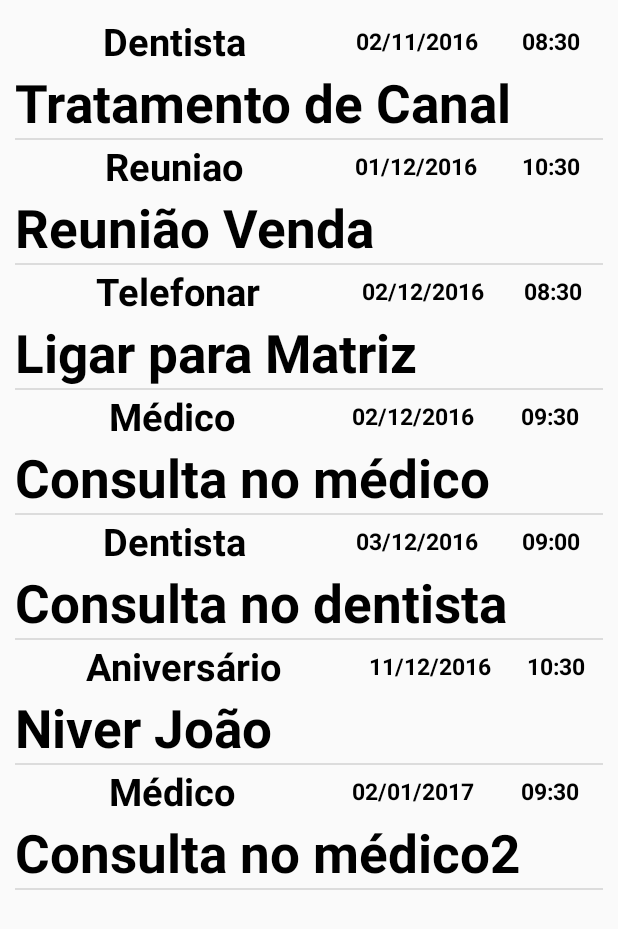
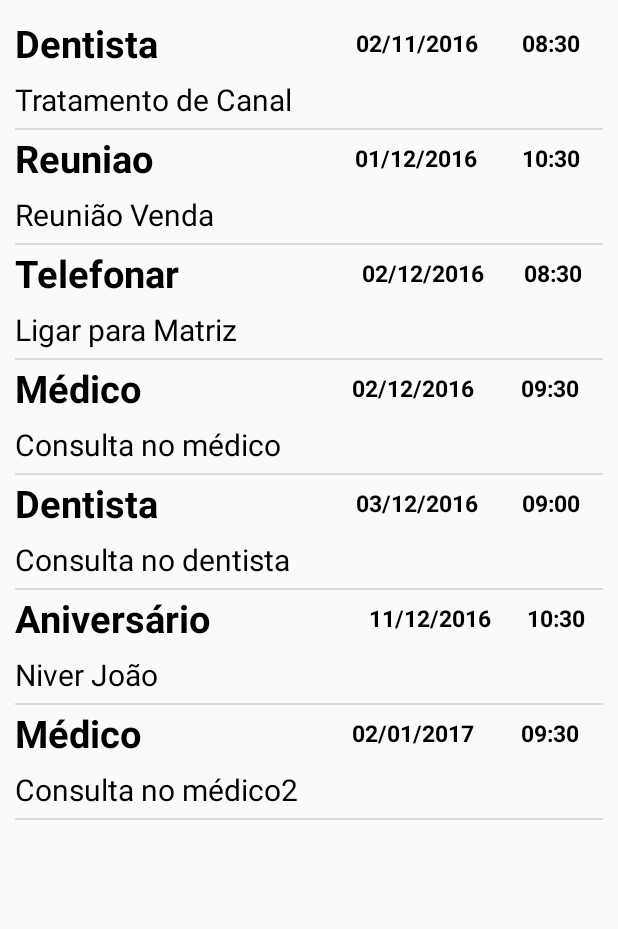
Before and after one commit to ersanbr/Android, an Android app: the ListaCompromissosActivity screen opened directly, with no data from a screen before it, on a phone screen of 412 x 824 dp. Shown: the top 929 px of the screen. Run offline under Robolectric (Android 15) with nearby library versions, the phone set to English and light mode, and no system bars.

Commit message:
Ajuste no layout

```diff
--- a/AgendaProjetoFinal/app/src/main/res/layout/activity_agenda.xml
+++ b/AgendaProjetoFinal/app/src/main/res/layout/activity_agenda.xml
@@ -61,8 +61,7 @@
             android:gravity="center_vertical"
             android:hint="Complemento Compromisso"
             android:textAlignment="center"
-            android:textSize="35sp"
-            android:textStyle="bold" />
+            android:textSize="25sp" />
     </LinearLayout>
 
     <LinearLayout
@@ -135,7 +134,7 @@
             android:layout_width="match_parent"
             android:layout_height="match_parent"
             android:gravity="center_vertical"
-            android:hint="00/00/00"
+            android:hint="00/00/0000"
             android:inputType="date"
             android:textAlignment="center"
             android:textSize="35sp"
--- a/AgendaProjetoFinal/app/src/main/res/layout/activity_main.xml
+++ b/AgendaProjetoFinal/app/src/main/res/layout/activity_main.xml
@@ -20,6 +20,7 @@
             android:textSize="25sp"
             android:textAlignment="center"
             android:gravity="center"
+            android:textStyle="bold"
             android:textColor="#000000"/>
 
         <Button
--- a/AgendaProjetoFinal/app/src/main/res/layout/agenda_layout.xml
+++ b/AgendaProjetoFinal/app/src/main/res/layout/agenda_layout.xml
@@ -17,7 +17,8 @@
             android:layout_width="wrap_content"
             android:layout_height="match_parent"
             android:layout_weight="4"
-            android:gravity="center"
+            android:gravity="center|left"
+
             android:text="Tipo"
             android:textColor="#000"
             android:textSize="25sp"
@@ -29,7 +30,7 @@
             android:layout_height="match_parent"
             android:layout_weight="1"
             android:gravity="center"
-            android:text="00/00/00"
+            android:text="00/00/0000"
             android:textColor="#000"
             android:textSize="15sp"
             android:textStyle="bold" />
@@ -61,8 +62,7 @@
             android:gravity="center|left"
             android:text="Complemento"
             android:textColor="#000"
-            android:textSize="35sp"
-            android:textStyle="bold" />
+            android:textSize="20sp" />
 
         <TextView
             android:layout_width="match_parent"
```
